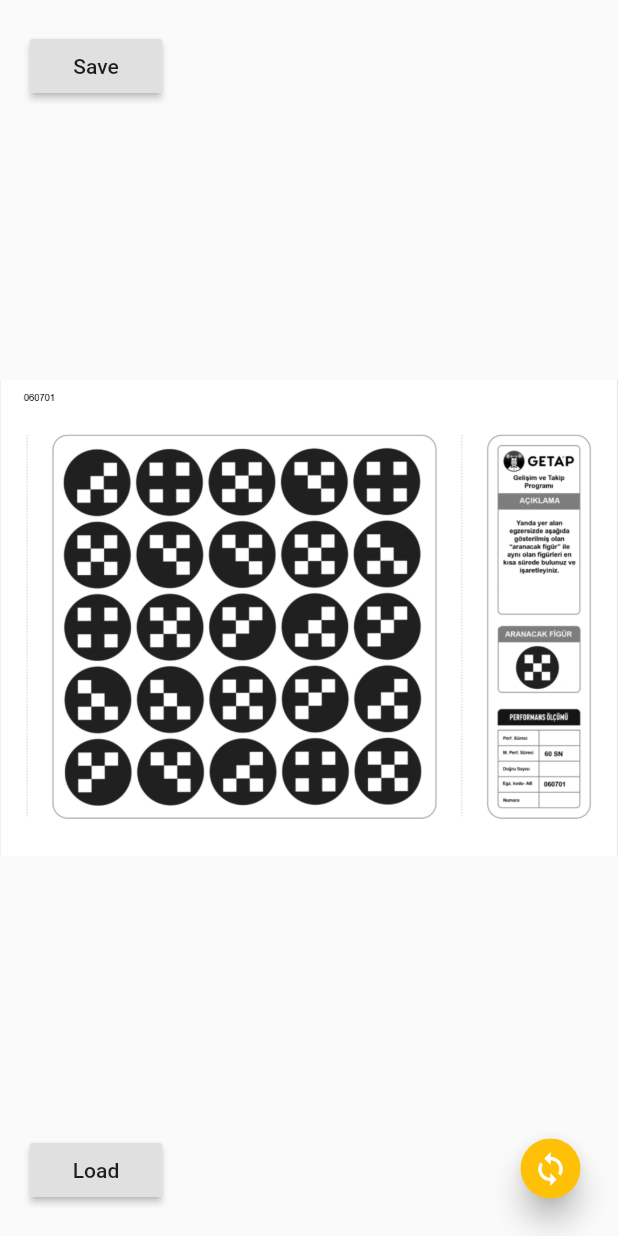
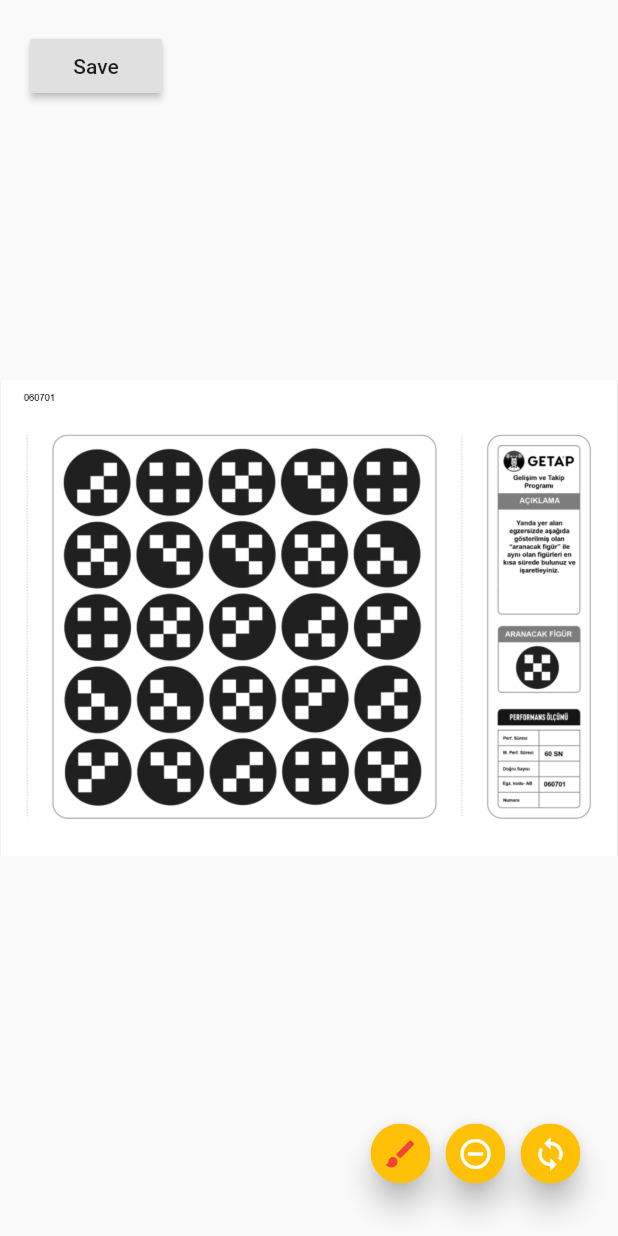
Before and after one commit to WD-J/Flutter_Drawing, a Flutter app: the screen it shows after launch, on a phone screen of 412 x 824 dp. Run offline on Flutter 3.47's test engine with Material 2 defaults, Android fonts, the phone set to English and light mode, and no system bars; our stand-ins replace signature; missing offline and left inert: whiteboardkit.

Commit message:
08.04 erase yedek

```diff
--- a/lib/main.dart
+++ b/lib/main.dart
@@ -2,7 +2,7 @@ import 'dart:ui';
 
 import 'package:flutter/material.dart';
 import 'package:signature/signature.dart';
-
+import 'package:whiteboardkit/whiteboardkit.dart';
 
 void main() => runApp(new MaterialApp(
       home: new HomePage(),
@@ -16,15 +16,40 @@ class HomePage extends StatefulWidget {
 
 class _HomePageState extends State<HomePage> {
   List<Offset> _points = <Offset>[];
+  List<Offset> _pointsErased = <Offset>[];
   List<Offset> _pointsSaved = <Offset>[];
 
   List<List<Offset>> _pointList = [];
 
   int i = 0;
   int j = 0;
-  String tool = 'Pen';
+  double v = -4;
+  String tool = 'pen';
 
+  toolDegistir(String viewName) {
+    setState(() {
+      tool = viewName;
+    });
+  }
+
+  Color aktifToolRenk(String viewName) {
+    if (tool == viewName) {
+      return Colors.red;
+    } else {
+      return Colors.white;
+    }
+  }
+
+  GestureWhiteboardController controller;
   @override
+  void initState() {
+    controller = new GestureWhiteboardController();
+    controller.onChange().listen((draw) {
+      //do something with it
+    });
+    super.initState();
+  }
+
   Widget build(BuildContext context) {
     return new Scaffold(
       body: Stack(children: <Widget>[
@@ -38,15 +63,22 @@ class _HomePageState extends State<HomePage> {
             ),
           ),
         ),
-
         Container(
           child: new GestureDetector(
             onPanUpdate: (DragUpdateDetails details) {
               setState(() {
-                RenderBox object = context.findRenderObject();
-                Offset _localPosition =
-                    object.globalToLocal(details.globalPosition);
-                _points = new List.from(_points)..add(_localPosition);
+                if (tool == 'pen') {
+                  RenderBox object = context.findRenderObject();
+                  Offset _localPosition =
+                      object.globalToLocal(details.globalPosition);
+                  _points = new List.from(_points)..add(_localPosition);
+                } else if (tool == 'eraser') {
+                  RenderBox object = context.findRenderObject();
+                  Offset _localPosition =
+                      object.globalToLocal(details.globalPosition);
+                  _pointsErased = new List.from(_pointsErased)
+                    ..add(_localPosition);
+                }
               });
             },
             onPanEnd: (details) {
@@ -73,22 +105,21 @@ class _HomePageState extends State<HomePage> {
             },
           ),
         ),
-        Positioned(
+        /*Positioned(
           bottom: 20,
           left: 20,
           child: RaisedButton(
             child: Text("Load"),
             onPressed: () {
               setState(() {
-                //_points.addAll(_pointsSaved);
-                _points=[Offset(161.5, 419.4), Offset(161.9, 419.4), null];
+                _points.addAll(_pointsSaved);
                 print(_points);
               });
             },
           ),
-        ),
+        ),*/
         Positioned(
-          bottom: 25,
+          bottom: 35,
           right: 25,
           child: Material(
             borderRadius: BorderRadius.circular(40),
@@ -109,6 +140,66 @@ class _HomePageState extends State<HomePage> {
                         Icons.sync,
                       ),
                       data: IconThemeData(color: Colors.white),
+                    ),
+                  ),
+                ),
+              ),
+            ),
+          ),
+        ),
+        Positioned(
+          bottom: 35,
+          right: 75,
+          child: Material(
+            borderRadius: BorderRadius.circular(40),
+            elevation: 8,
+            child: SizedBox.fromSize(
+              size: Size(40, 40),
+              child: ClipOval(
+                child: Material(
+                  color: Colors.amber,
+                  elevation: 8,
+                  child: InkWell(
+                    splashColor: Colors.white70,
+                    onTap: () {
+                      tool = 'eraser';
+                      toolDegistir('eraser');
+                    },
+                    child: IconTheme(
+                      child: Icon(
+                        Icons.remove_circle_outline,
+                      ),
+                      data: IconThemeData(color: aktifToolRenk('eraser')),
+                    ),
+                  ),
+                ),
+              ),
+            ),
+          ),
+        ),
+        Positioned(
+          bottom: 35,
+          right: 125,
+          child: Material(
+            borderRadius: BorderRadius.circular(40),
+            elevation: 8,
+            child: SizedBox.fromSize(
+              size: Size(40, 40), // button width and height
+              child: ClipOval(
+                child: Material(
+                  color: Colors.amber,
+                  elevation: 8,
+                  child: InkWell(
+                    splashColor: Colors.white70,
+                    onTap: () {
+                      tool = 'pen';
+                      toolDegistir('pen');
+                    },
+                    child: IconTheme(
+                      child: Icon(
+                        Icons.brush,
+                      ),
+                      data: IconThemeData(color: aktifToolRenk('pen')),
                     ),
                   ),
                 ),
@@ -150,8 +241,4 @@ class Signature extends CustomPainter {
   bool shouldRepaint(Signature oldDelegate) => oldDelegate.points != points;
 }
 
-final SignatureController _controller = SignatureController(penStrokeWidth: 5, penColor: Colors.amber);
-
-
-
 //[Offset(161.5, 419.4), Offset(161.9, 419.4), null]
--- a/pubspec.yaml
+++ b/pubspec.yaml
@@ -25,6 +25,8 @@ dependencies:
   # Use with the CupertinoIcons class for iOS style icons.
   cupertino_icons: ^0.1.3
   signature: ^3.0.0
+  flutter_colorpicker: ^0.3.2
+  whiteboardkit: ^0.1.6
 
 dev_dependencies:
   flutter_test:
```
Also changed, not shown: pubspec.lock.
